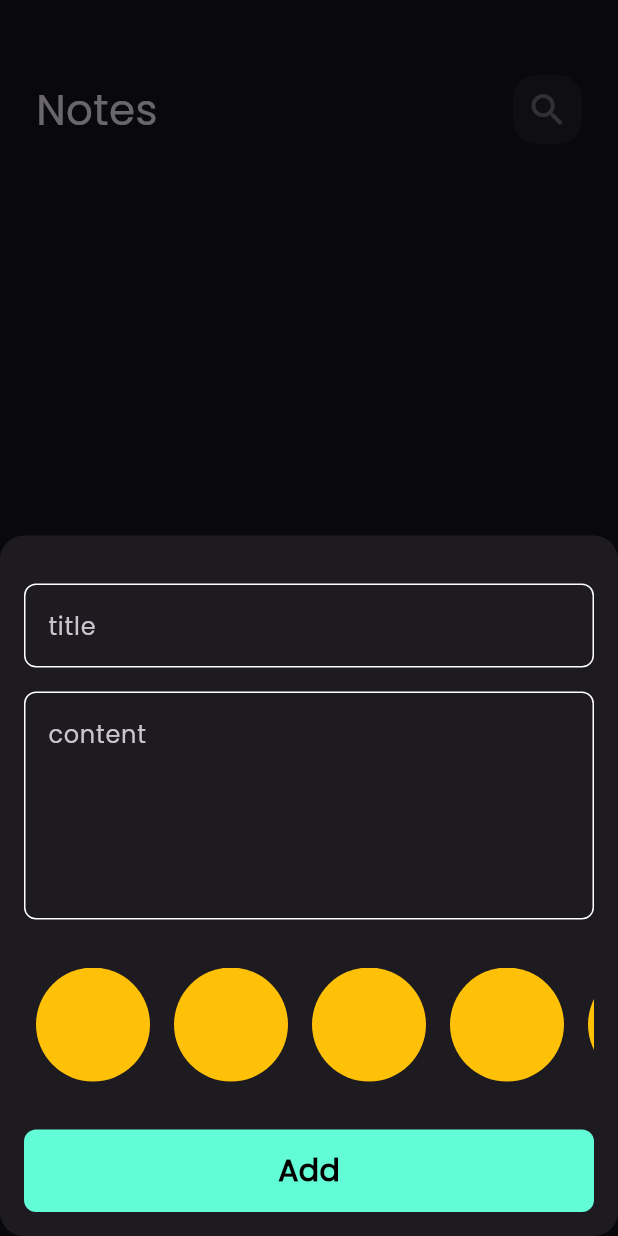
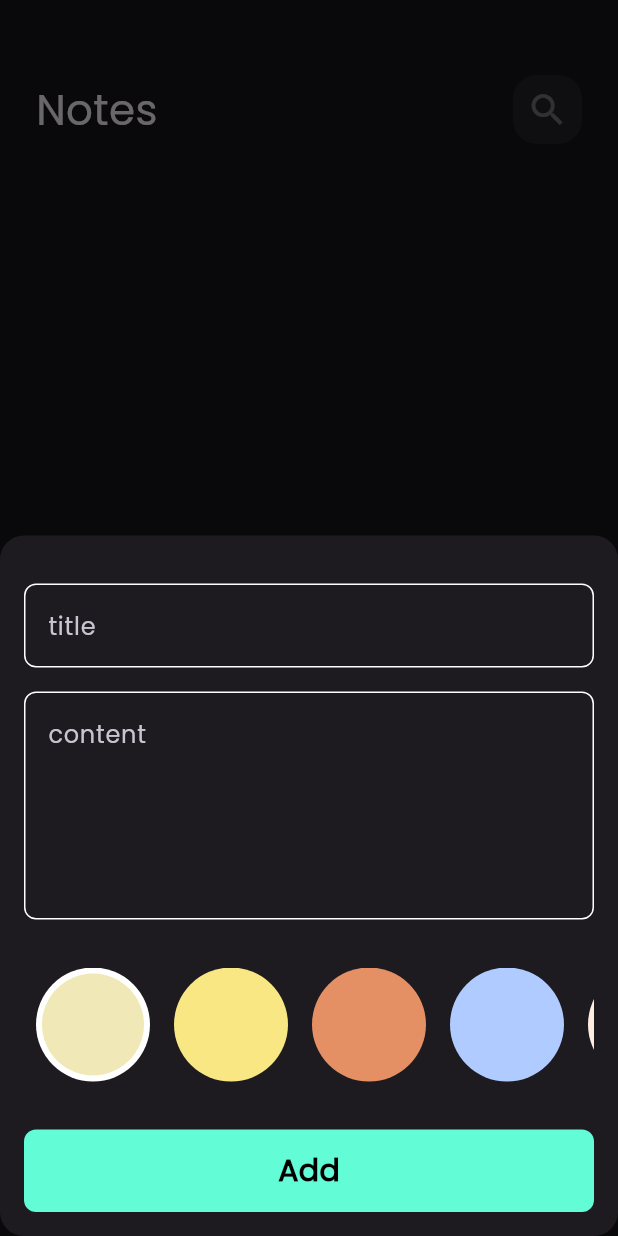
Before and after one commit to Ahmeedkhaled/Note_App, a Flutter app: the screen it shows after launch, after a tap on the "add" icon, on a phone screen of 412 x 824 dp. Run offline on Flutter 3.47's test engine with Material 3 defaults, Android fonts, the phone set to English and light mode, and no system bars; our stand-ins replace bloc, flutter_bloc, fluttertoast, hive, hive_flutter; accounts and stored records are empty.

Commit message:
Color list view

```diff
--- a/lib/view/widgets/colors_item.dart
+++ b/lib/view/widgets/colors_item.dart
@@ -1,13 +1,25 @@
 import 'package:flutter/material.dart';
 
 class ColorItem extends StatelessWidget {
-  const ColorItem({super.key});
+  const ColorItem({super.key, required this.isActive, required this.color});
+
+  final bool isActive;
+  final Color color;
 
   @override
   Widget build(BuildContext context) {
-    return const CircleAvatar(
-      radius: 38,
-      backgroundColor: Colors.amber,
-    );
+    return isActive
+        ? CircleAvatar(
+            radius: 38,
+            backgroundColor: Colors.white,
+            child: CircleAvatar(
+              radius: 34,
+              backgroundColor: color,
+            ),
+          )
+        : CircleAvatar(
+            radius: 38,
+            backgroundColor: color,
+          );
   }
 }
--- a/lib/view/widgets/colors_list_view.dart
+++ b/lib/view/widgets/colors_list_view.dart
@@ -1,20 +1,43 @@
 import 'package:flutter/material.dart';
 import 'package:note_app/view/widgets/colors_item.dart';
 
-class ColorsListView extends StatelessWidget {
+class ColorsListView extends StatefulWidget {
   const ColorsListView({super.key});
+
+  @override
+  State<ColorsListView> createState() => _ColorsListViewState();
+}
+
+class _ColorsListViewState extends State<ColorsListView> {
+  int currentIndex = 0;
+  List<Color> colors = const [
+    Color(0xffF1E8B8),
+    Color(0xffF9E784),
+    Color(0xffE58F65),
+    Color(0xffAFCBFF),
+    Color(0xffFFEDE1),
+  ];
 
   @override
   Widget build(BuildContext context) {
     return SizedBox(
       height: 38 * 2,
       child: ListView.builder(
-          itemCount: 10,
+          itemCount: colors.length,
           scrollDirection: Axis.horizontal,
           itemBuilder: (context, index) {
-            return const Padding(
-              padding: EdgeInsets.symmetric(horizontal: 8.0),
-              child: ColorItem(),
+            return Padding(
+              padding: const EdgeInsets.symmetric(horizontal: 8.0),
+              child: GestureDetector(
+                onTap: () {
+                  currentIndex = index;
+                  setState(() {});
+                },
+                child: ColorItem(
+                  color: colors[index],
+                  isActive: currentIndex == index,
+                ),
+              ),
             );
           }),
     );
```
